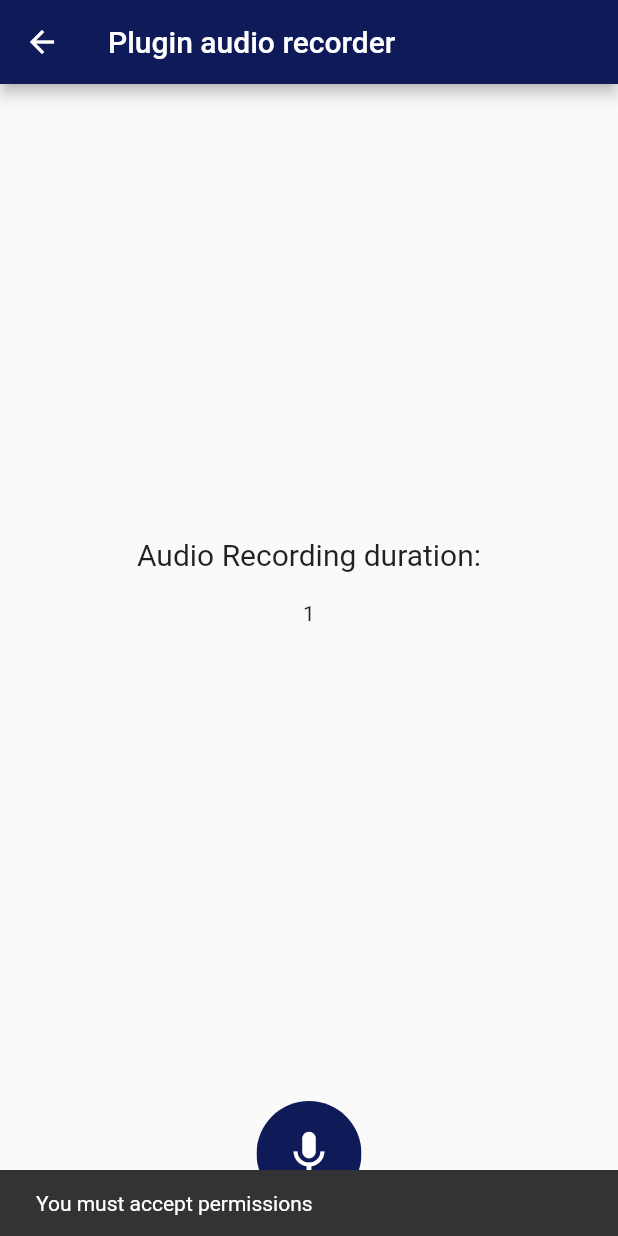
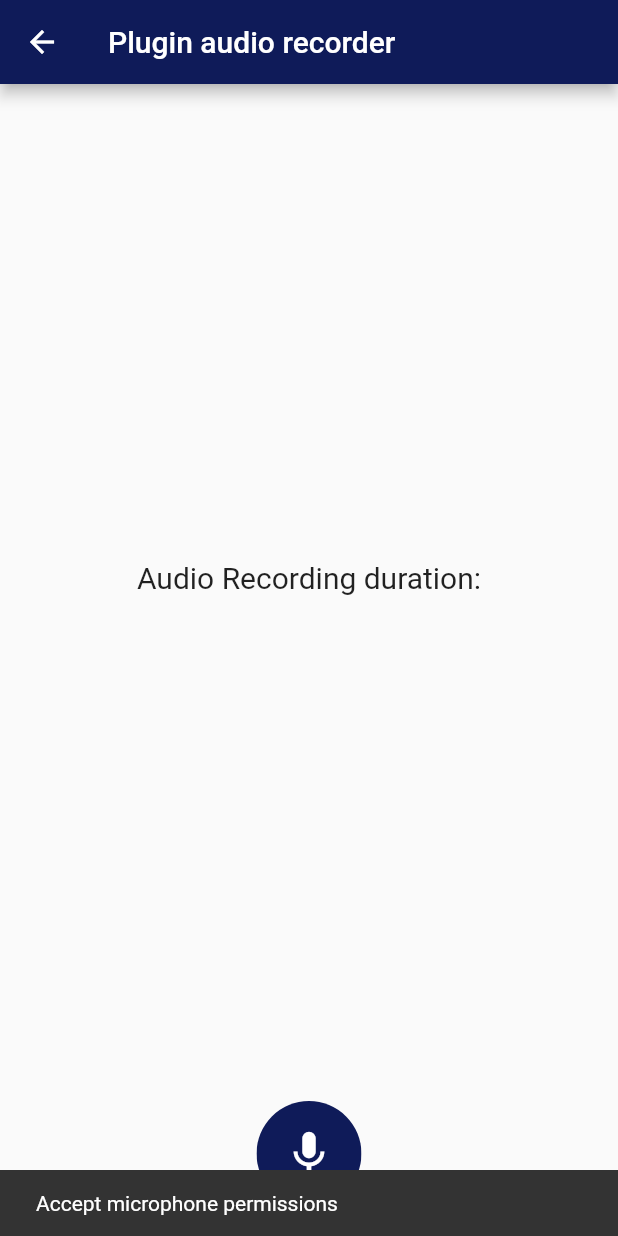
Before and after one commit to a-ng9/music_fresco, a Flutter app: the AudioRecScreen screen opened directly, after a tap on the "mic" icon, on a phone screen of 412 x 824 dp. Run offline on Flutter 3.47's test engine with Material 2 defaults, Android fonts, the phone set to English and light mode, and no system bars; our stand-ins replace file, speech_to_text; missing offline and left inert: audio_recorder.

Commit message:
Fix Audio recording issues

```diff
--- a/lib/screen/audioRec_screen.dart
+++ b/lib/screen/audioRec_screen.dart
@@ -38,17 +38,9 @@ class AudioRec extends StatefulWidget {
 }
 
 class _AudioRecState extends State<AudioRec> {
-  int _counter = 0;
-
   Recording _recording = Recording();
   bool _isRecording = false;
   TextEditingController _controller = TextEditingController();
-
-  void incrementCounter() {
-    setState(() {
-      _counter++;
-    });
-  }
 
   @override
   Widget build(BuildContext context) {
@@ -71,19 +63,6 @@ class _AudioRecState extends State<AudioRec> {
                       ),
                     ),
                   ),
-                  Text('$_counter'),
-                  SizedBox(height: 15),
-                  // TextField(
-                  //   controller: _controller,
-                  //   decoration: InputDecoration(
-                  //     hintText: 'Enter a custom path',
-                  //   ),
-                  // ),
-                  // Center(
-                  //     child: Text(
-                  //   "File path of the record: ${_recording.path}",
-                  //   textAlign: TextAlign.center,
-                  // )),
                 ],
               ),
             ),
@@ -94,7 +73,6 @@ class _AudioRecState extends State<AudioRec> {
                   pressed: () {
                     if (!_isRecording) {
                       _start();
-                      incrementCounter();
                       print('button pressed');
                     } else if (_isRecording) {
                       _stop();
@@ -116,75 +94,28 @@ class _AudioRecState extends State<AudioRec> {
   _start() async {
     try {
       if (await AudioRecorder.hasPermissions) {
-        print('mic on');
-        String controller = 'Audio $_counter';
-        String path;
+        AudioRecorder.start(audioOutputFormat: AudioOutputFormat.AAC);
+        io.Directory appDocDirectory = await getApplicationDocumentsDirectory();
 
-        io.Directory appDocDirectory = await getApplicationDocumentsDirectory();
-        path = appDocDirectory.path + '/';
-
-        print("Start recording: $path");
-        await AudioRecorder.start(
-            path: path, audioOutputFormat: AudioOutputFormat.AAC);
-        await AudioRecorder.start(audioOutputFormat: AudioOutputFormat.AAC);
+        print('path: $appDocDirectory');
 
         bool isRecording = await AudioRecorder.isRecording;
         setState(() {
-          _recording =
-              Recording(duration: Duration(hours: 0, minutes: 0, seconds: 0));
+          _recording = Recording(duration: Duration(), path: "");
           _isRecording = isRecording;
         });
       } else {
         Scaffold.of(context).showSnackBar(
-            SnackBar(content: Text("You must accept permissions")));
+            SnackBar(content: Text("Accept microphone permissions")));
       }
     } catch (e) {
       print(e);
     }
   }
 
-  // _start() async {
-  //   try {
-  //     if (await AudioRecorder.hasPermissions) {
-  //       String controller = 'Audio $_counter';
-
-  //       if (controller != null && controller != "") {
-  //         String path = controller;
-
-  //         io.Directory appDocDirectory =
-  //             await getApplicationDocumentsDirectory();
-  //         path = appDocDirectory.path + '/' + controller;
-
-  //         print("Start recording: $path");
-  //         await AudioRecorder.start(
-  //             path: path, audioOutputFormat: AudioOutputFormat.AAC);
-  //       } else {
-  //         await AudioRecorder.start();
-  //       }
-  //       bool isRecording = await AudioRecorder.isRecording;
-  //       setState(() {
-  //         _recording = Recording(duration: Duration(), path: "");
-  //         _isRecording = isRecording;
-  //       });
-  //     } else {
-  //       Scaffold.of(context).showSnackBar(
-  //           SnackBar(content: Text("You must accept permissions")));
-  //     }
-  //   } catch (e) {
-  //     print(e);
-  //   }
-  // }
-
   _stop() async {
-    Recording recording = await AudioRecorder.stop();
-
+    var recording = await AudioRecorder.stop();
     print("Stop recording: ${recording.path}");
-
-    /*String dir = path.dirname(recording.path);
-    String newPath = path.join(dir, 'Record_' + '$_counter');
-    print('NewPath: $newPath');
-     dir.renameSync(newPath);*/
-
     bool isRecording = await AudioRecorder.isRecording;
     File file = widget.localFileSystem.file(recording.path);
     print("  File length: ${await file.length()}");
--- a/lib/screen/newProject_screen.dart
+++ b/lib/screen/newProject_screen.dart
@@ -24,7 +24,6 @@ class _NewProjectState extends State<NewProject> {
         children: <Widget>[
           /////main body (all widgets behind the purple sheet)
           Center(
-            child: SingleChildScrollView(
             child: Column(
               mainAxisAlignment: MainAxisAlignment.start,
               children: <Widget>[
@@ -68,6 +67,9 @@ class _NewProjectState extends State<NewProject> {
                     ),
                   ),
                 ),
+                SingleChildScrollView(
+                  child: Column(
+                    children: [
                       Container(
                         color: Colors.blue,
                         height: 300,
@@ -97,6 +99,8 @@ class _NewProjectState extends State<NewProject> {
                       SizedBox(height: 70)
                     ],
                   ),
+                ),
+              ],
             ),
           ),
 
```
Lines whose indentation alone changed are shown as unchanged.
